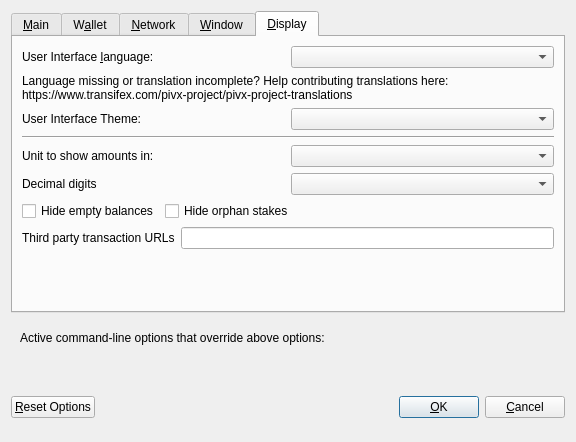
This is src/qt/forms/optionsdialog.ui in RapidsOfficial/Rapids as Qt 5 draws it before an edit. The edited form follows.
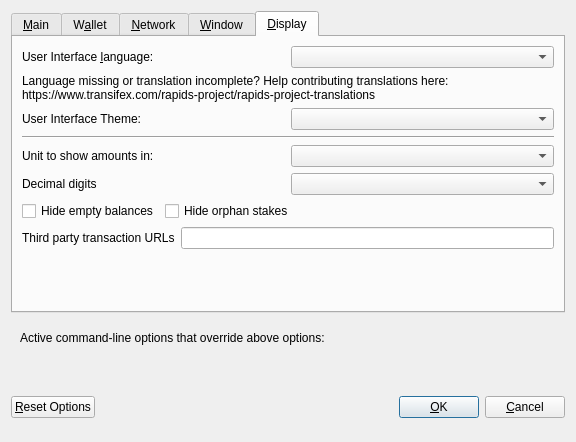
This is the edited form. The open tabs and pages were chosen to show the change. Custom widgets are drawn as their Qt base class.

Commit message: Rebranding Rapids

```diff
--- a/src/qt/forms/optionsdialog.ui
+++ b/src/qt/forms/optionsdialog.ui
@@ -533,7 +533,7 @@
          </property>
          <property name="text">
           <string>Language missing or translation incomplete? Help contributing translations here:
-https://www.transifex.com/pivx-project/pivx-project-translations</string>
+https://www.transifex.com/rapids-project/rapids-project-translations</string>
          </property>
          <property name="wordWrap">
           <bool>true</bool>
```
Left out of the diff: 8 changed lines with no effect on the pictures. The commit also changes 1263 other files.
